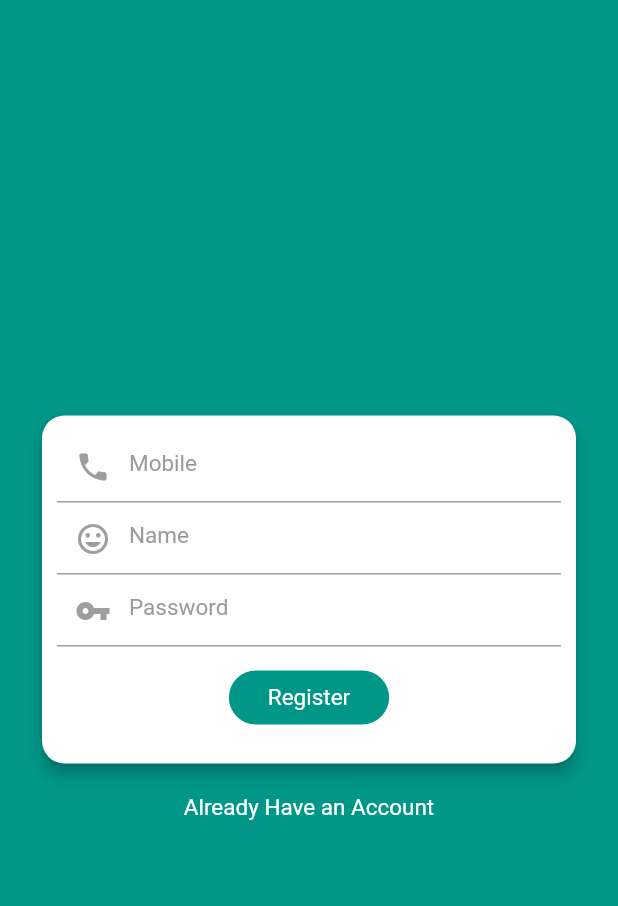
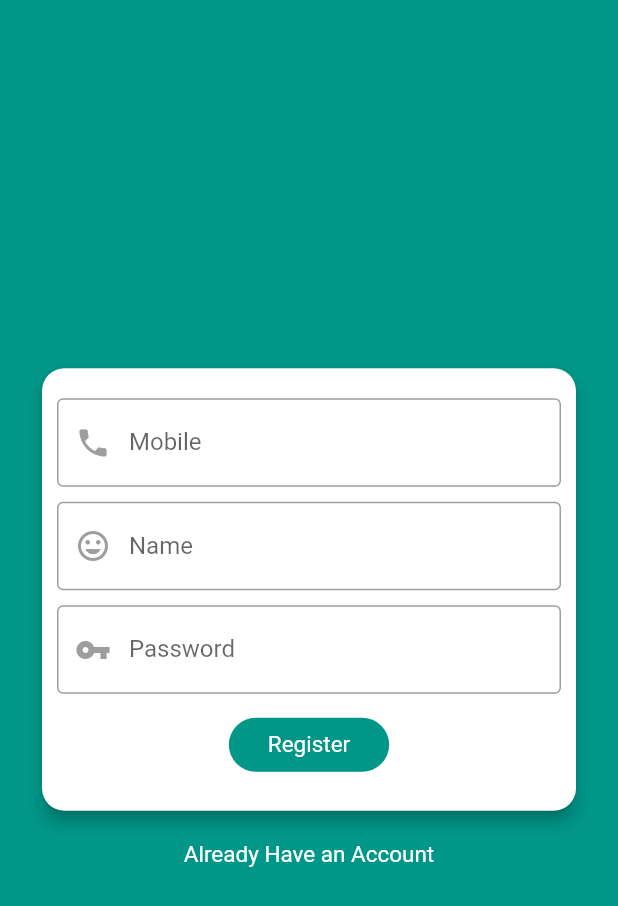
Before and after one commit to samuchakraborty/laravel_with_flutter, a Flutter app: the screen it shows after launch, after a tap on "Create new Account", on a phone screen of 412 x 824 dp. Shown: the top 906 px of the screen. Run offline on Flutter 3.47's test engine with Material 2 defaults, Android fonts, the phone set to English and light mode, and no system bars; our stand-ins replace shared_preferences.

```diff
--- a/lib/screen/register.dart
+++ b/lib/screen/register.dart
@@ -51,6 +51,9 @@ class _RegisterState extends State<Register> {
                           child: Column(
                             mainAxisAlignment: MainAxisAlignment.center,
                             children: <Widget>[
+                              SizedBox(
+                                height: 10,
+                              ),
                               TextFormField(
                                 // controller: mobilecontroller,
 
@@ -63,7 +66,9 @@ class _RegisterState extends State<Register> {
                                     Icons.phone,
                                     color: Colors.grey,
                                   ),
-                                  hintText: "Mobile",
+                                  hintText: "Enter your Mobile",
+                                  labelText: "Mobile",
+                                  border: OutlineInputBorder(),
                                   hintStyle: TextStyle(
                                       color: Color(0xFF9b9b9b),
                                       fontSize: 15,
@@ -80,6 +85,9 @@ class _RegisterState extends State<Register> {
                                   return null;
                                 },
                               ),
+                              SizedBox(
+                                height: 10,
+                              ),
                               TextFormField(
                                 style: TextStyle(color: Color(0xFF000000)),
                                 cursorColor: Color(0xFF9b9b9b),
@@ -89,7 +97,9 @@ class _RegisterState extends State<Register> {
                                     Icons.insert_emoticon,
                                     color: Colors.grey,
                                   ),
-                                  hintText: "Name",
+                                  hintText: "Enter your Name",
+                                  labelText: "Name",
+                                  border: OutlineInputBorder(),
                                   hintStyle: TextStyle(
                                       color: Color(0xFF9b9b9b),
                                       fontSize: 15,
@@ -103,52 +113,9 @@ class _RegisterState extends State<Register> {
                                   return null;
                                 },
                               ),
-                              // TextFormField(
-                              //   style: TextStyle(color: Color(0xFF000000)),
-                              //   cursorColor: Color(0xFF9b9b9b),
-                              //   keyboardType: TextInputType.text,
-                              //   decoration: InputDecoration(
-                              //     prefixIcon: Icon(
-                              //       Icons.insert_emoticon,
-                              //       color: Colors.grey,
-                              //     ),
-                              //     hintText: "Last Name",
-                              //     hintStyle: TextStyle(
-                              //         color: Color(0xFF9b9b9b),
-                              //         fontSize: 15,
-                              //         fontWeight: FontWeight.normal),
-                              //   ),
-                              //   validator: (lastname) {
-                              //     if (lastname.isEmpty) {
-                              //       return 'Please enter your last name';
-                              //     }
-                              //     lname = lastname;
-                              //     return null;
-                              //   },
-                              // ),
-                              // TextFormField(
-                              //   style: TextStyle(color: Color(0xFF000000)),
-                              //   cursorColor: Color(0xFF9b9b9b),
-                              //   keyboardType: TextInputType.text,
-                              //   decoration: InputDecoration(
-                              //     prefixIcon: Icon(
-                              //       Icons.phone,
-                              //       color: Colors.grey,
-                              //     ),
-                              //     hintText: "Phone",
-                              //     hintStyle: TextStyle(
-                              //         color: Color(0xFF9b9b9b),
-                              //         fontSize: 15,
-                              //         fontWeight: FontWeight.normal),
-                              //   ),
-                              //   validator: (phonenumber) {
-                              //     if (phonenumber.isEmpty) {
-                              //       return 'Please enter phone number';
-                              //     }
-                              //     phone = phonenumber;
-                              //     return null;
-                              //   },
-                              // ),
+                              SizedBox(
+                                height: 10,
+                              ),
                               TextFormField(
                                 style: TextStyle(color: Color(0xFF000000)),
                                 cursorColor: Color(0xFF9b9b9b),
@@ -159,7 +126,9 @@ class _RegisterState extends State<Register> {
                                     Icons.vpn_key,
                                     color: Colors.grey,
                                   ),
-                                  hintText: "Password",
+                                  hintText: "Enter your Password",
+                                  labelText: "Password",
+                                  border: OutlineInputBorder(),
                                   hintStyle: TextStyle(
                                       color: Color(0xFF9b9b9b),
                                       fontSize: 15,
@@ -252,7 +221,7 @@ class _RegisterState extends State<Register> {
       'name': name,
     };
 
-    var res = await Network().authData(data, '/api/send/otp');
+    var res = await Network().authData(data, '/send/otp');
     var body = json.decode(res.body);
     if (body['status'] == 'success') {
       //  SharedPreferences localStorage = await SharedPreferences.getInstance();
@@ -267,16 +236,6 @@ class _RegisterState extends State<Register> {
     }
 
     if (body['status'] == 'failed') {
-      // SharedPreferences localStorage = await SharedPreferences.getInstance();
-      // localStorage.setString('token', json.encode(body['token']));
-      //   localStorage.setString('msg', json.encode(body['msg']));
-      //  localStorage.setString(
-      //   'errorMessage', json.encode(body['data']['mobile']));
-
-      //localStorage.setString('data', json.encode(body['data']));
-
-      // var user = jsonDecode(localStorage.getString('data'));
-
       errorMessage =
           json.encode(body['data']['mobile'][0]).replaceAll('"', " ");
       //  List<dynamic> output = jsonDecode(errorMessage);
```
